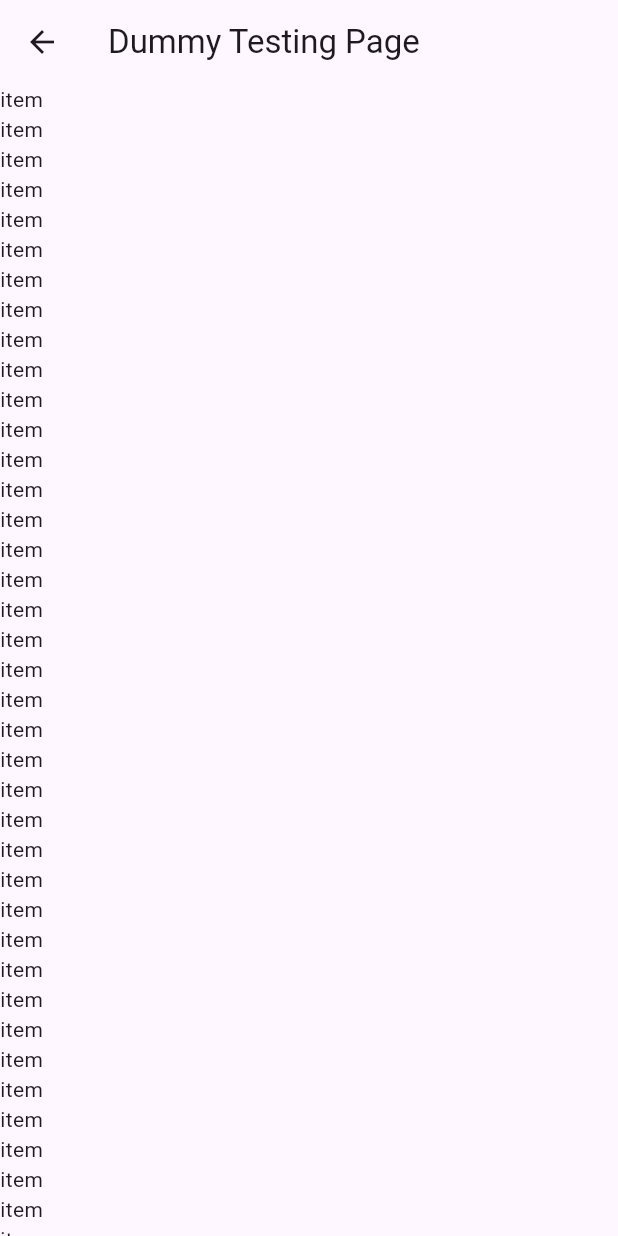
After one commit to hellohuanlin/my-flutter-files, a Flutter app: the screen it shows after launch, after a tap on "Dummy Testing", on a phone screen of 412 x 824 dp. The commit adds this screen. Run offline on Flutter 3.47's test engine with Material 3 defaults, Android fonts, the phone set to English and light mode, and no system bars; our stand-ins replace google_mobile_ads.

Commit message:
add dummy testing page

```diff
--- /dev/null
+++ b/admob_multi_inline_banner_examples/lib/DummyTestingPage.dart
@@ -0,0 +1,24 @@
+
+
+import 'package:flutter/cupertino.dart';
+import 'package:flutter/material.dart';
+
+class DummyTestingPage extends StatefulWidget {
+  @override
+  State<StatefulWidget> createState() => _DummyTestingPageState();
+}
+
+class _DummyTestingPageState extends State<DummyTestingPage> {
+  @override
+  Widget build(BuildContext context) {
+    return Scaffold(
+      appBar: AppBar(title: Text('Dummy Testing Page')),
+      body: ListView.builder(
+        itemCount: 1000,
+        itemBuilder: (BuildContext context, int index) {
+          return Text('item');
+        },
+      ),
+    );
+  }
+}
--- a/admob_multi_inline_banner_examples/lib/main.dart
+++ b/admob_multi_inline_banner_examples/lib/main.dart
@@ -1,5 +1,6 @@
 import 'package:admob_multi_inline_banner_examples/AdaptiveSizeNoRecyclePage.dart';
 import 'package:admob_multi_inline_banner_examples/AdaptiveSizeRecyclePage.dart';
+import 'package:admob_multi_inline_banner_examples/DummyTestingPage.dart';
 import 'package:admob_multi_inline_banner_examples/FixedSizeNoRecyclePage.dart';
 import 'package:admob_multi_inline_banner_examples/FixedSizeRecyclePage.dart';
 import 'package:flutter/material.dart';
@@ -75,6 +76,9 @@ class MyHomePage extends StatelessWidget {
             TextButton(child: Text("Adaptive Size, Recycle"), onPressed: () {
               Navigator.of(context).push(MaterialPageRoute(builder: (context) => AdaptiveSizeRecyclePage()));
             }),
+            TextButton(child: Text("Dummy Testing"), onPressed: () {
+              Navigator.of(context).push(MaterialPageRoute(builder: (context) => DummyTestingPage()));
+            }),
           ],
         ),
       ),
```
